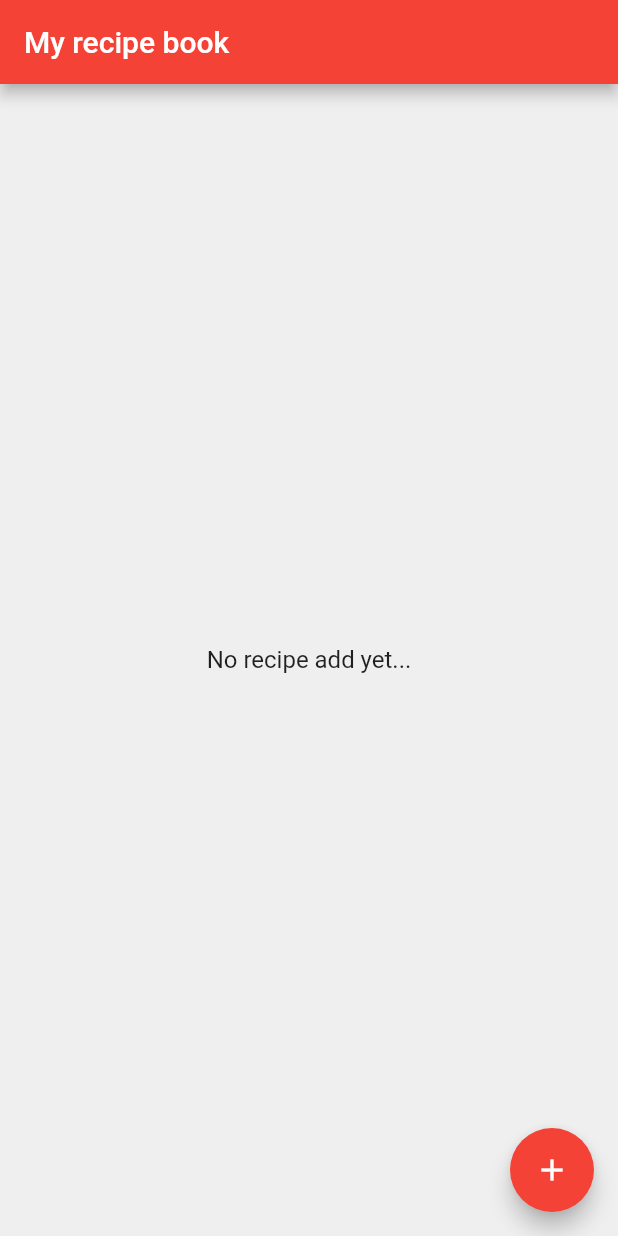
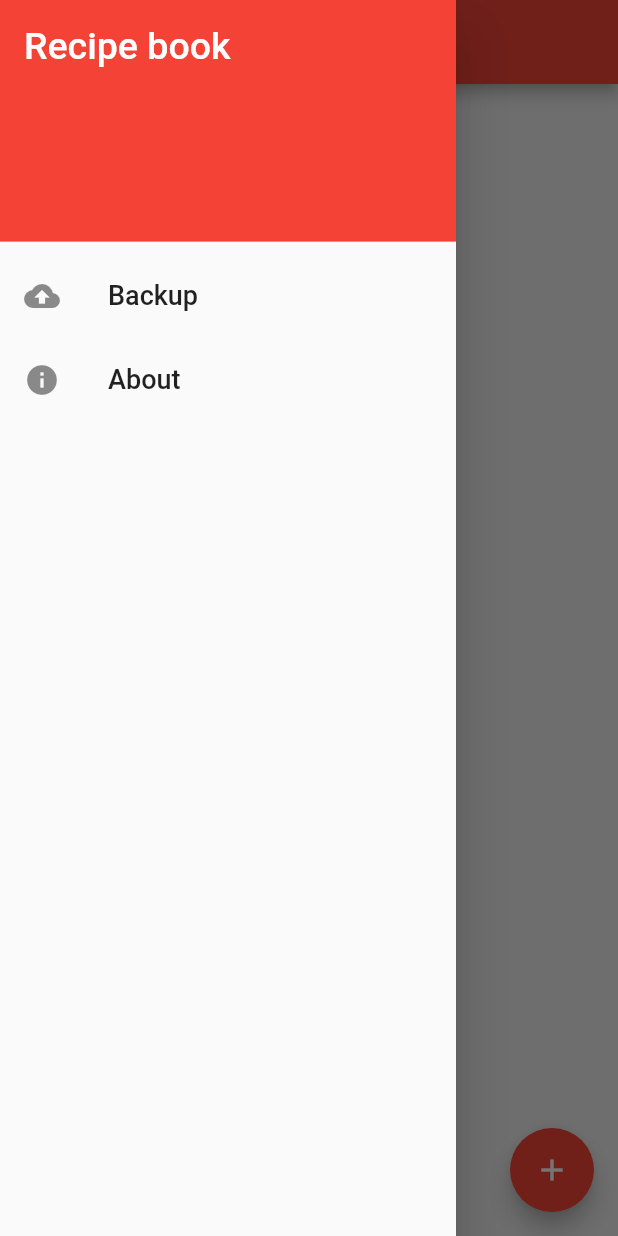
Before and after one commit to aismaniotto/recipe_book_app, a Flutter app: the screen it shows after launch, with the side drawer open (before the commit the screen has no drawer), on a phone screen of 412 x 824 dp. Run offline on Flutter 3.47's test engine with Material 2 defaults, Android fonts, the phone set to English and light mode, and no system bars; our stand-ins replace easy_localization, firebase_analytics, flutter_mobx, font_awesome_flutter, get_it, mobx and 1 more; missing offline and left inert: charcode; accounts and stored records are empty; generated files the repository leaves out were written again.

Commit message:
feat: add side menu

```diff
--- a/assets/lang/en.json
+++ b/assets/lang/en.json
@@ -51,6 +51,8 @@
   },
   "___comment0": "GENERALS",
   "attention": "Attention",
+  "about": "About",
+  "backup": "Backup",
   "wish_leave": "Wish leave withou save?",
   "sure_delete": "Are you sure you want to delete this recipe?",
   "stay": "Stay",
--- a/assets/lang/pt.json
+++ b/assets/lang/pt.json
@@ -51,6 +51,8 @@
   },
   "___comment0": "GERAIS",
   "attention": "Atenção",
+  "about": "Sobre",
+  "backup": "Backup",
   "wish_leave": "Deseja sair sem salvar?",
   "sure_delete": "Tem certeza que deseja apagar essa receita?",
   "stay": "Ficar",
--- a/lib/features/recipe/presentation/pages/list_recipes_page.dart
+++ b/lib/features/recipe/presentation/pages/list_recipes_page.dart
@@ -8,6 +8,7 @@ import 'package:recipe_book_app/features/recipe/domain/entities/recipe.dart';
 import 'package:recipe_book_app/features/recipe/presentation/stores/filtered_recipes_store.dart';
 import 'package:recipe_book_app/features/recipe/presentation/widgets/empty_list_widget.dart';
 import 'package:recipe_book_app/features/recipe/presentation/widgets/loading_widget.dart';
+import 'package:recipe_book_app/features/recipe/presentation/widgets/nav_drawer.dart';
 import 'package:recipe_book_app/features/recipe/presentation/widgets/recipe_tile_widget.dart';
 import 'package:recipe_book_app/core/localization_generated/locale_keys.g.dart';
 
@@ -77,6 +78,7 @@ class ListRecipesPage extends StatelessWidget {
 
     store.getAllRecipes();
     return Scaffold(
+        drawer: NavDrawer(),
         appBar: AppBar(
           title: Text(LocaleKeys.my_recipe_book.tr()),
         ),
--- /dev/null
+++ b/lib/features/recipe/presentation/widgets/nav_drawer.dart
@@ -0,0 +1,41 @@
+import 'package:flutter/material.dart';
+import 'package:easy_localization/easy_localization.dart';
+import 'package:recipe_book_app/core/localization_generated/locale_keys.g.dart';
+
+class NavDrawer extends StatelessWidget {
+  @override
+  Widget build(BuildContext context) {
+    return Drawer(
+      child: ListView(
+        padding: EdgeInsets.zero,
+        children: <Widget>[
+          DrawerHeader(
+            child: Text(
+              LocaleKeys.recipe_book.tr(),
+              style: TextStyle(color: Colors.white, fontSize: 25),
+            ),
+            decoration: BoxDecoration(
+              color: Colors.red,
+            ),
+          ),
+          ListTile(
+            leading: Icon(Icons.backup),
+            title: Text(
+              LocaleKeys.backup.tr(),
+              style: TextStyle(fontSize: 18),
+            ),
+            onTap: () => {Navigator.of(context).pop()},
+          ),
+          ListTile(
+            leading: Icon(Icons.info),
+            title: Text(
+              LocaleKeys.about.tr(),
+              style: TextStyle(fontSize: 18),
+            ),
+            onTap: () => {Navigator.of(context).pop()},
+          ),
+        ],
+      ),
+    );
+  }
+}
```
Also changed, not shown: lib/core/localization_generated/codegen_loader.g.dart, lib/core/localization_generated/locale_keys.g.dart.
